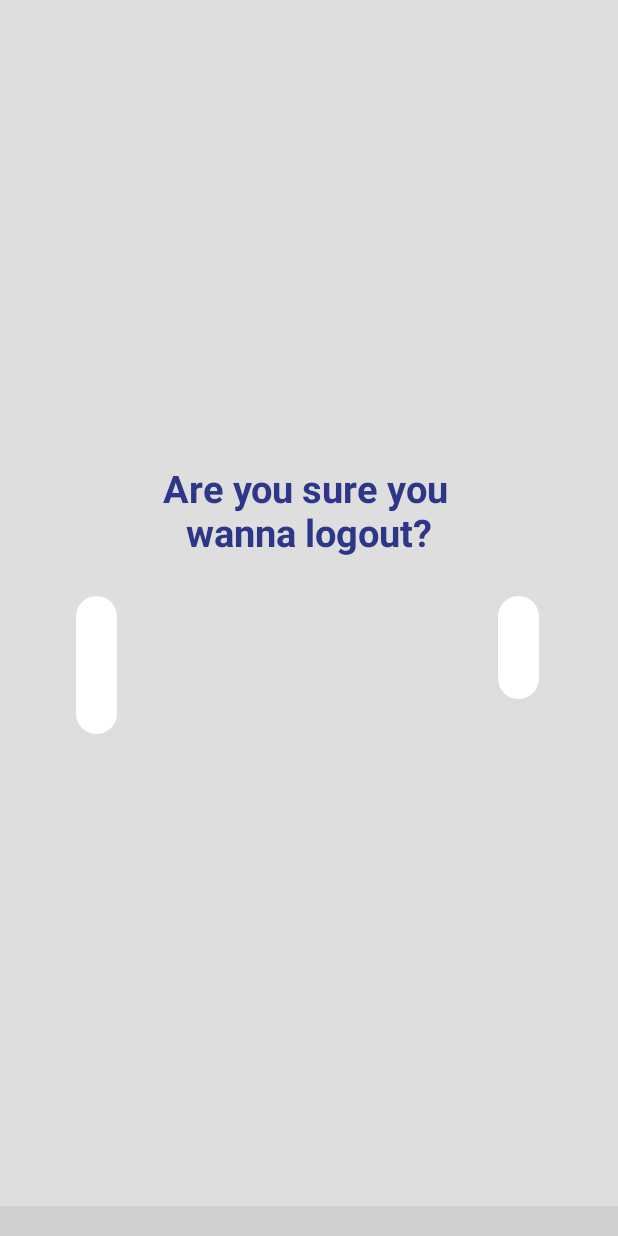
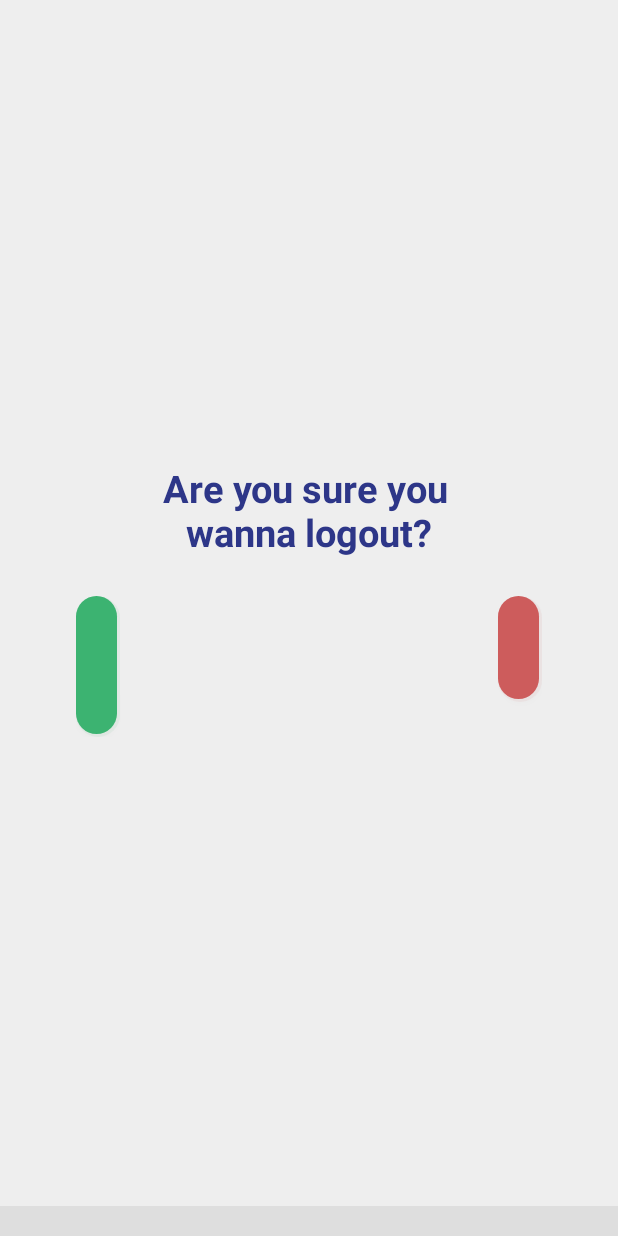
Before and after one commit to pbhaninaa/Airtime_App, an Android app: the screen it shows after launch (Dashboard), after a tap on an icon or button, on a phone screen of 412 x 824 dp. Run offline under Robolectric (Android 15) with nearby library versions, the phone set to English and light mode, and no system bars; libraries missing offline, so code that uses them is left out: org.apache.xmlrpc; 12 statements that could not run were skipped; 1 other tap on this screen came first.

Commit message:
Load Value is correct

```diff
--- a/app/src/main/java/com/example/testingmyskills/UI/Dashboard.java
+++ b/app/src/main/java/com/example/testingmyskills/UI/Dashboard.java
@@ -369,6 +369,7 @@ public class Dashboard extends AppCompatActivity implements BalanceResponseCallb
     private void handleYes() {
 //          Utils.logout(this);
         Intent intent = new Intent(this, UserManagement.class);
+        intent.putExtra("constraintLayoutId",R.id.login_page);
         startActivity(intent);
     }
 
--- a/app/src/main/res/layout/activity_jobs.xml
+++ b/app/src/main/res/layout/activity_jobs.xml
@@ -692,9 +692,9 @@
         android:id="@+id/confirmation_screen"
         android:layout_width="match_parent"
         android:layout_height="match_parent"
-        android:background="#11000000"
-        android:padding="@dimen/twenty_five"
-        android:visibility="gone">
+        android:visibility="gone"
+        android:background="@color/back_ground_gray"
+        android:padding="@dimen/twenty_five">
 
         <LinearLayout
             android:layout_width="wrap_content"
@@ -726,7 +726,7 @@
 
                 <Button
                     android:id="@+id/yes"
-                    style="@style/CustomButtonStyle5"
+                    style="@style/AcceptButton"
                     android:layout_width="wrap_content"
                     android:layout_height="wrap_content"
                     android:layout_weight="0.5"
@@ -741,7 +741,7 @@
 
                 <Button
                     android:id="@+id/no"
-                    style="@style/CustomButtonStyle5"
+                    style="@style/CancelButton"
                     android:layout_width="wrap_content"
                     android:layout_height="wrap_content"
                     android:layout_weight="0.5"
--- a/app/src/main/res/layout/keyboard_xsmall.xml
+++ b/app/src/main/res/layout/keyboard_xsmall.xml
@@ -2,7 +2,6 @@
     xmlns:app="http://schemas.android.com/apk/res-auto"
     xmlns:tools="http://schemas.android.com/tools"
     android:layout_width="wrap_content"
-
     android:layout_height="wrap_content">
 
     <LinearLayout
--- a/app/src/main/res/values/styles.xml
+++ b/app/src/main/res/values/styles.xml
@@ -43,9 +43,10 @@
         <item name="android:elevation">0dp</item>
         <item name="android:textSize">20sp</item>
     </style>
+
     <style name="keyboardKeys" parent="Widget.AppCompat.Button">
         <!--        <item name="theme">@style/AppTheme</item>-->
-<!--        <item name="android:background">@drawable/keyboard_keys_shadow</item>-->
+        <!--        <item name="android:background">@drawable/keyboard_keys_shadow</item>-->
         <item name="android:textColor">@color/primary_color</item>
         <item name="android:padding">@dimen/eight</item>
         <item name="android:layout_height">@dimen/fifty</item>
@@ -53,6 +54,7 @@
         <item name="android:textAllCaps">false</item>
         <item name="android:elevation">0dp</item>
     </style>
+
     <style name="CustomButtonStyle2" parent="Widget.AppCompat.Button">
         <!--        <item name="theme">@style/AppTheme</item>-->
         <item name="android:background">@drawable/rounded_conners_with_gradient</item>
@@ -76,10 +78,18 @@
         <item name="android:textSize">20sp</item>
     </style>
 
-    <style name="CustomButtonStyle5" parent="Widget.AppCompat.Button">
+    <style name="AcceptButton" parent="Widget.AppCompat.Button">
         <item name="android:background">@drawable/white_box_with_shadow</item>
-        <!--        <item name="color">@color/white</item>-->
-        <item name="backgroundTint">@color/tertiary_color</item>
+        <item name="color">@color/primary_color</item>
+        <item name="backgroundTint">@color/medium_sea_green</item>
+        <item name="android:gravity">center</item>
+        <item name="android:textSize">20sp</item>
+    </style>
+
+    <style name="CancelButton" parent="Widget.AppCompat.Button">
+        <item name="android:background">@drawable/white_box_with_shadow</item>
+                <item name="color">@color/primary_color</item>
+        <item name="backgroundTint">@color/indian_red</item>
         <item name="android:gravity">center</item>
         <item name="android:textSize">20sp</item>
     </style>
```
Also changed, not shown: app/build.gradle (+1 -7 lines), app/src/main/java/com/example/testingmyskills/JavaClasses/EmailSender.java (+54 -61 lines), app/src/main/java/com/example/testingmyskills/JavaClasses/Utils.java (+29 -8 lines), app/src/main/java/com/example/testingmyskills/UI/UserManagement.java (+30 -16 lines).
